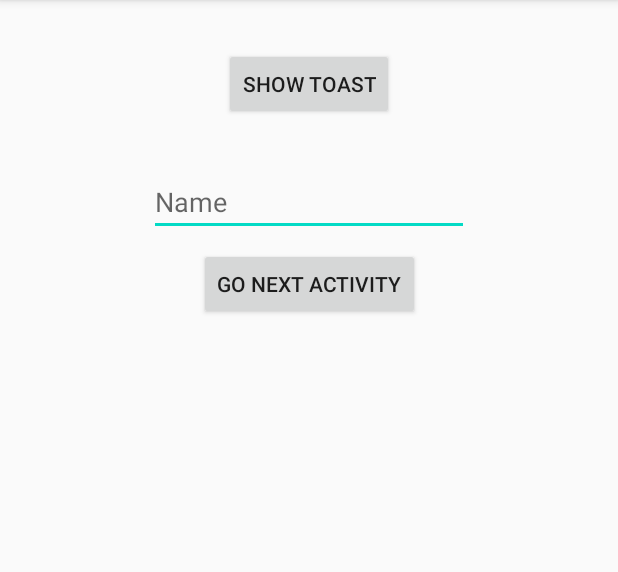
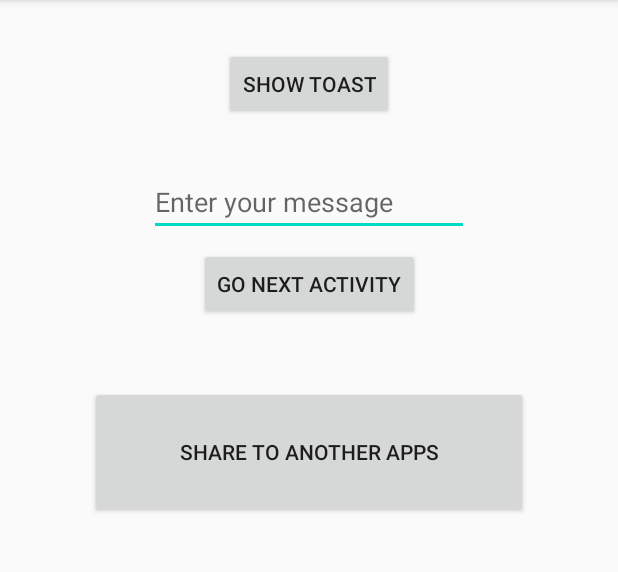
Before and after one commit to Gabrieal4Real/MsgShareApp, an Android app: the screen it shows after launch (MainActivity), after a tap on "GO NEXT ACTIVITY", on a phone screen of 412 x 824 dp, the part 84-656 px from its top. Run offline under Robolectric (Android 15) with nearby library versions, the phone set to English and light mode, and no system bars.

Commit message:
Changes to Main

```diff
--- a/app/src/main/java/com/smartherd/msgshareapp/MainActivity.kt
+++ b/app/src/main/java/com/smartherd/msgshareapp/MainActivity.kt
@@ -1,10 +1,10 @@
 package com.smartherd.msgshareapp
 
 import android.content.Intent
-import androidx.appcompat.app.AppCompatActivity
 import android.os.Bundle
 import android.util.Log
 import android.widget.Toast
+import androidx.appcompat.app.AppCompatActivity
 import kotlinx.android.synthetic.main.activity_main.*
 
 class MainActivity : AppCompatActivity() {
@@ -26,16 +26,30 @@ class MainActivity : AppCompatActivity() {
 
             if(message.equals(""))
             {
-                Toast.makeText(this,"Please Enter Name", Toast.LENGTH_SHORT).show()
-            }
-
-            else
-            {
-                Toast.makeText(this,"Welcome " + message, Toast.LENGTH_SHORT).show()
+                Toast.makeText(this, "Please Enter Message 1", Toast.LENGTH_SHORT).show()
+            } else {
+                Toast.makeText(this, "Welcome " + message, Toast.LENGTH_SHORT).show()
                 val intent = Intent(this, SecondActivity::class.java)
                 intent.putExtra("user_name", message)
                 startActivity(intent)
             }
         }
+
+        sharetootherapp.setOnClickListener {
+            Log.d("", "Share Button Clicked!")
+            val message: String = edittextnextactivity.text.toString()
+
+            if (message.equals("")) {
+                Toast.makeText(this, "Please Enter Message 2", Toast.LENGTH_SHORT).show()
+            } else {
+                val intent = Intent()
+                intent.action = Intent.ACTION_SEND
+                intent.putExtra(Intent.EXTRA_TEXT, message)
+                intent.type = "text/plain"
+                startActivity(Intent.createChooser(intent, "Share to: "))
+            }
+
+
+        }
     }
 }
--- a/app/src/main/res/layout/activity_main.xml
+++ b/app/src/main/res/layout/activity_main.xml
@@ -33,9 +33,20 @@
             android:layout_marginTop="32dp"
             android:ems="10"
             android:inputType="textPersonName"
-            android:hint="Name"
+            android:hint="Enter your message"
             app:layout_constraintEnd_toEndOf="parent"
             app:layout_constraintStart_toStartOf="parent"
             app:layout_constraintTop_toBottomOf="@+id/showtoastbutton" />
 
+        <Button
+            android:id="@+id/sharetootherapp"
+            android:layout_width="292dp"
+            android:layout_height="88dp"
+            android:layout_marginTop="44dp"
+            android:text="Share to Another Apps"
+            app:layout_constraintEnd_toEndOf="parent"
+            app:layout_constraintHorizontal_bias="0.498"
+            app:layout_constraintStart_toStartOf="parent"
+            app:layout_constraintTop_toBottomOf="@+id/nextactivitybutton" />
+
 </androidx.constraintlayout.widget.ConstraintLayout>
```
